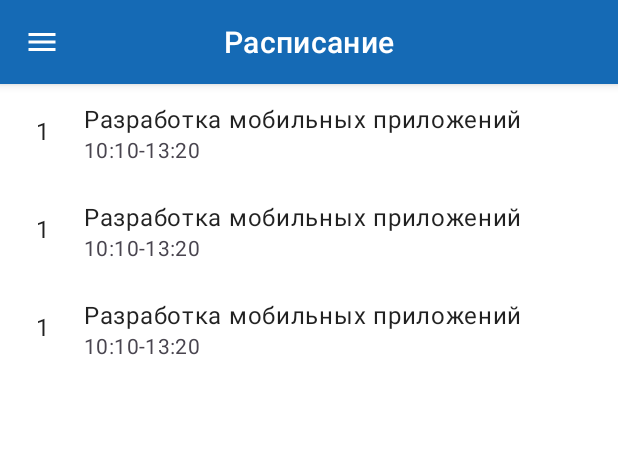
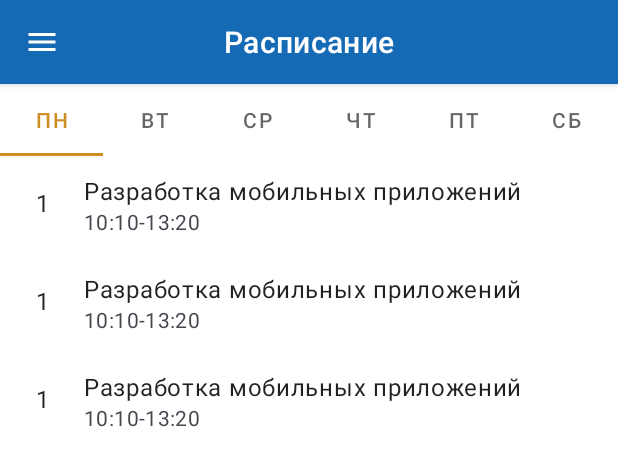
Before and after one commit to RUD0MIR/lessons-schedule-manager-app, an Android app: the layout activity_main.xml on its own in the app's theme, with its tools: preview values and no code run, on a phone screen of 412 x 824 dp. Shown: the top 466 px of the screen. Run offline under Robolectric (Android 15) with nearby library versions, the phone set to English and light mode, and no system bars.

Commit message:
Not yet implemented tabs and list of subjects added

```diff
--- a/app/src/main/res/layout/activity_main.xml
+++ b/app/src/main/res/layout/activity_main.xml
@@ -21,43 +21,44 @@
             app:navigationIcon="@drawable/ic_app_bar_menu"
             />
     </com.google.android.material.appbar.AppBarLayout>
-<!--    <com.google.android.material.tabs.TabLayout-->
-<!--        android:layout_width="match_parent"-->
-<!--        android:layout_height="wrap_content"-->
-<!--        app:tabIndicatorColor="@color/orange"-->
-<!--        app:tabSelectedTextColor="@color/orange">-->
+    <com.google.android.material.tabs.TabLayout
+        android:id="@+id/week_tab_layout"
+        android:layout_width="match_parent"
+        android:layout_height="wrap_content"
+        app:tabIndicatorColor="@color/orange"
+        app:tabSelectedTextColor="@color/orange">
 
-<!--        <com.google.android.material.tabs.TabItem-->
-<!--            android:layout_width="wrap_content"-->
-<!--            android:layout_height="wrap_content"-->
-<!--            android:text="Пн"-->
-<!--            />-->
-<!--        <com.google.android.material.tabs.TabItem-->
-<!--            android:layout_width="wrap_content"-->
-<!--            android:layout_height="wrap_content"-->
-<!--            android:text="Вт"-->
-<!--            />-->
-<!--        <com.google.android.material.tabs.TabItem-->
-<!--            android:layout_width="wrap_content"-->
-<!--            android:layout_height="wrap_content"-->
-<!--            android:text="Ср"-->
-<!--            />-->
-<!--        <com.google.android.material.tabs.TabItem-->
-<!--            android:layout_width="wrap_content"-->
-<!--            android:layout_height="wrap_content"-->
-<!--            android:text="Чт"-->
-<!--            />-->
-<!--        <com.google.android.material.tabs.TabItem-->
-<!--            android:layout_width="wrap_content"-->
-<!--            android:layout_height="wrap_content"-->
-<!--            android:text="Пт"-->
-<!--            />-->
-<!--        <com.google.android.material.tabs.TabItem-->
-<!--            android:layout_width="wrap_content"-->
-<!--            android:layout_height="wrap_content"-->
-<!--            android:text="Сб"-->
-<!--            />-->
-<!--    </com.google.android.material.tabs.TabLayout>-->
+        <com.google.android.material.tabs.TabItem
+            android:layout_width="wrap_content"
+            android:layout_height="wrap_content"
+            android:text="@string/monday_tab_option"
+            />
+        <com.google.android.material.tabs.TabItem
+            android:layout_width="wrap_content"
+            android:layout_height="wrap_content"
+            android:text="@string/tuesday_tab_option"
+            />
+        <com.google.android.material.tabs.TabItem
+            android:layout_width="wrap_content"
+            android:layout_height="wrap_content"
+            android:text="@string/wednesday_tab_option"
+            />
+        <com.google.android.material.tabs.TabItem
+            android:layout_width="wrap_content"
+            android:layout_height="wrap_content"
+            android:text="@string/thursday_tab_option"
+            />
+        <com.google.android.material.tabs.TabItem
+            android:layout_width="wrap_content"
+            android:layout_height="wrap_content"
+            android:text="@string/friday_tab_option"
+            />
+        <com.google.android.material.tabs.TabItem
+            android:layout_width="wrap_content"
+            android:layout_height="wrap_content"
+            android:text="@string/saturday_tab_option"
+            />
+    </com.google.android.material.tabs.TabLayout>
     <androidx.recyclerview.widget.RecyclerView
         android:id="@+id/recycler_view"
         android:layout_width="match_parent"
--- a/app/src/main/res/layout/time_table_list_item.xml
+++ b/app/src/main/res/layout/time_table_list_item.xml
@@ -23,7 +23,9 @@
     android:clickable="true"
     android:focusable="true"
     android:orientation="horizontal"
-    android:paddingVertical="4dp">
+    android:paddingVertical="4dp"
+    android:longClickable="true"
+    android:foreground="?android:attr/selectableItemBackground">
     <TextView
         android:id="@+id/timetb_number"
         android:layout_width="24dp"
--- a/app/src/main/res/values/strings.xml
+++ b/app/src/main/res/values/strings.xml
@@ -17,7 +17,16 @@
 
 <resources>
     <string name="app_name">Timetable manager</string>
+<!--menus options-->
     <string name="edit_option">Изменить</string>
     <string name="delete_option">Удалить</string>
+    <string name="disable_option">Выключить</string>
+
     <string name="timetable_page_title">Расписание</string>
+    <string name="monday_tab_option">Пн</string>
+    <string name="tuesday_tab_option">Вт</string>
+    <string name="wednesday_tab_option">Ср</string>
+    <string name="thursday_tab_option">Чт</string>
+    <string name="friday_tab_option">Пт</string>
+    <string name="saturday_tab_option">Сб</string>
 </resources>
```
Also changed, not shown: app/src/main/java/com/example/affirmations/MainActivity.kt (+49 -30 lines), app/src/main/java/com/example/affirmations/adapter/TimeTableAdapter.kt (+30 -11 lines), app/src/main/res/menu/list_item_menu.xml (added, +9 -0 lines), app/src/main/res/menu/app_bar_menu.xml (renamed from app/src/main/res/menu/menu.xml).
